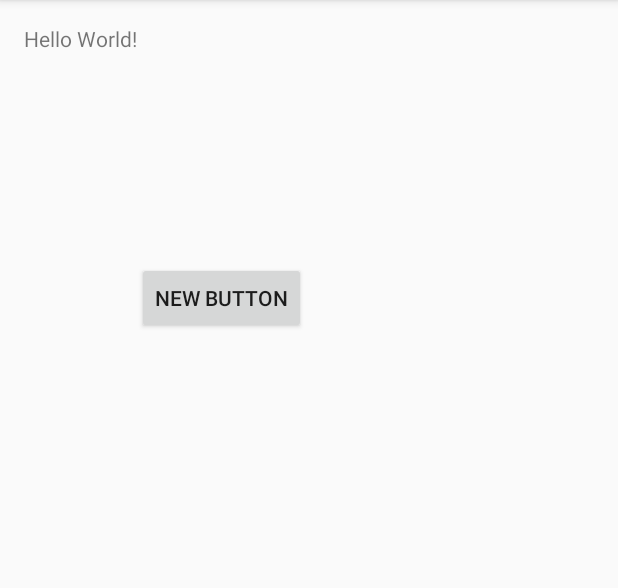
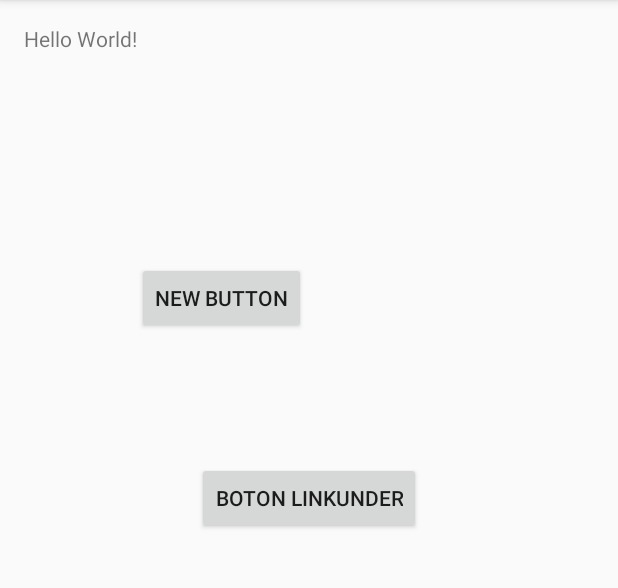
Before and after one commit to pabloSB27/GiftBook, an Android app: the screen it shows after launch (MainActivity), on a phone screen of 412 x 824 dp, the part 84-672 px from its top. Run offline under Robolectric (Android 15) with nearby library versions, the phone set to English and light mode, and no system bars.

Commit message:
Commit de prueba + boton Linkunder

```diff
--- a/app/src/main/res/layout/activity_main.xml
+++ b/app/src/main/res/layout/activity_main.xml
@@ -27,4 +27,13 @@
         android:layout_below="@+id/textView"
         android:layout_toEndOf="@+id/textView"
         android:layout_marginTop="139dp" />
+
+    <Button
+        android:layout_width="wrap_content"
+        android:layout_height="wrap_content"
+        android:text="Boton Linkunder"
+        android:id="@+id/button2"
+        android:layout_marginTop="85dp"
+        android:layout_below="@+id/button"
+        android:layout_centerHorizontal="true" />
 </RelativeLayout>
```
